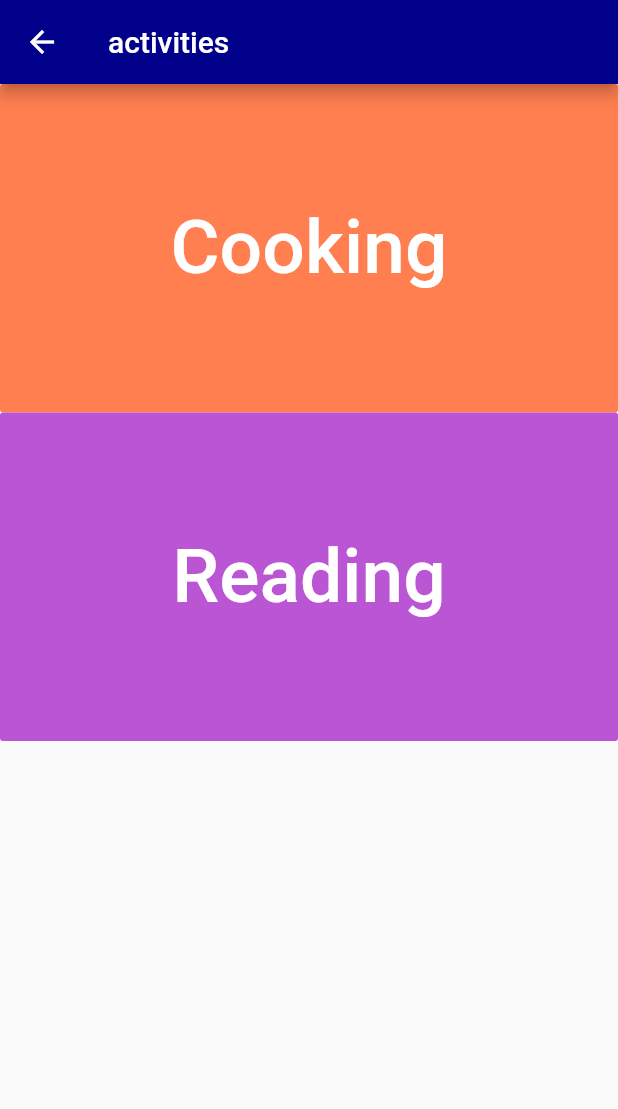
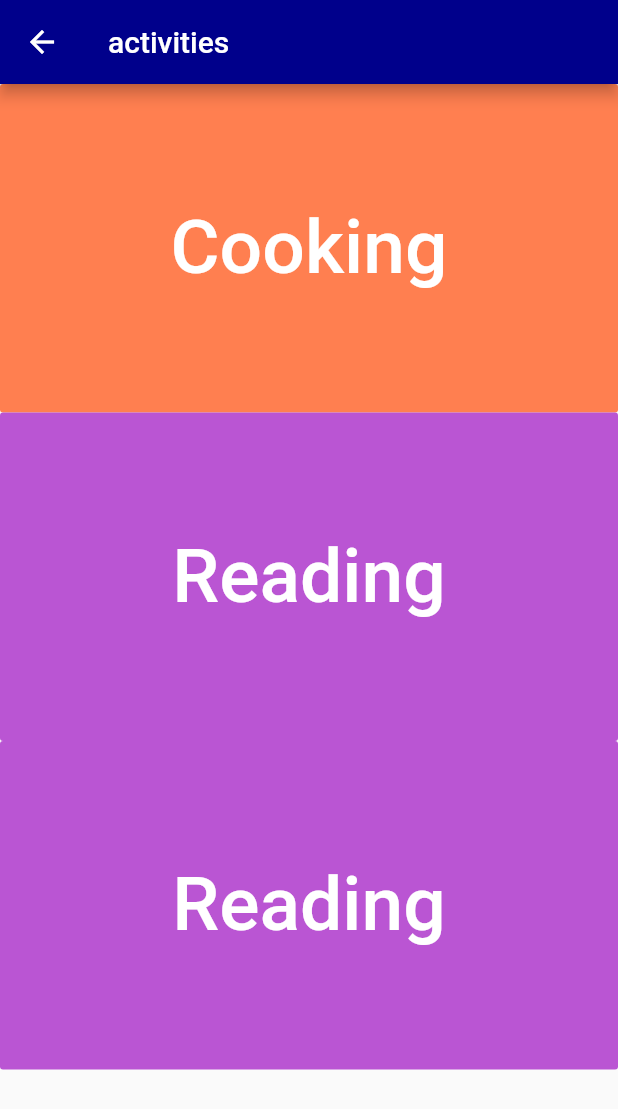
Before and after one commit to shu8/UCL-Dementia-Hack-2020, a Flutter app: the ActivityPage screen opened directly, on a phone screen of 412 x 824 dp. Shown: the top 1109 px of the screen. Run offline on Flutter 3.47's test engine with Material 2 defaults, Android fonts, the phone set to English and light mode, and no system bars.

```diff
--- a/lib/activity.dart
+++ b/lib/activity.dart
@@ -26,6 +26,8 @@ class ActivityPage extends StatelessWidget {
         children: <Widget>[
           new ActivityBlock(
               title: 'Cooking', color: MaterialColor(0xFFFF7F50, color)),
+          new ActivityBlock(
+              title: 'Reading', color: MaterialColor(0xFFBA55D3, color)),
           new ActivityBlock(
               title: 'Reading', color: MaterialColor(0xFFBA55D3, color)),
         ],
@@ -64,7 +66,7 @@ class ActivityBlock extends StatelessWidget {
 }
 // Center is a layout widget. It takes a single child and positions it
 // in the middle of the parent.
-// reading
+
 // arts and crafts
 // socializing
 // exersise
```
Also changed, not shown: lib/main.dart (+10 -4 lines).
